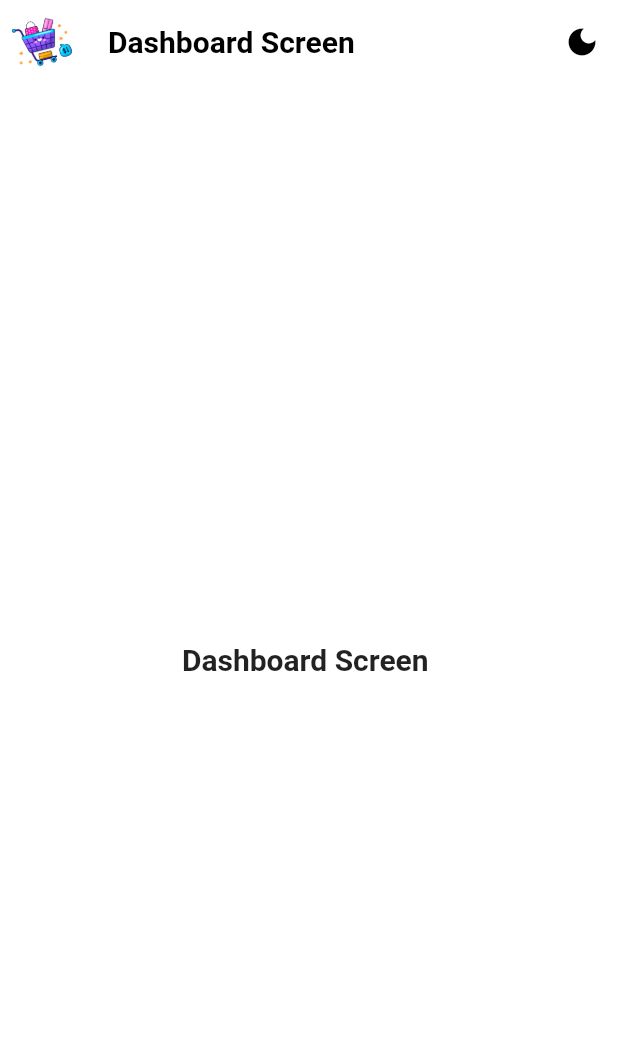
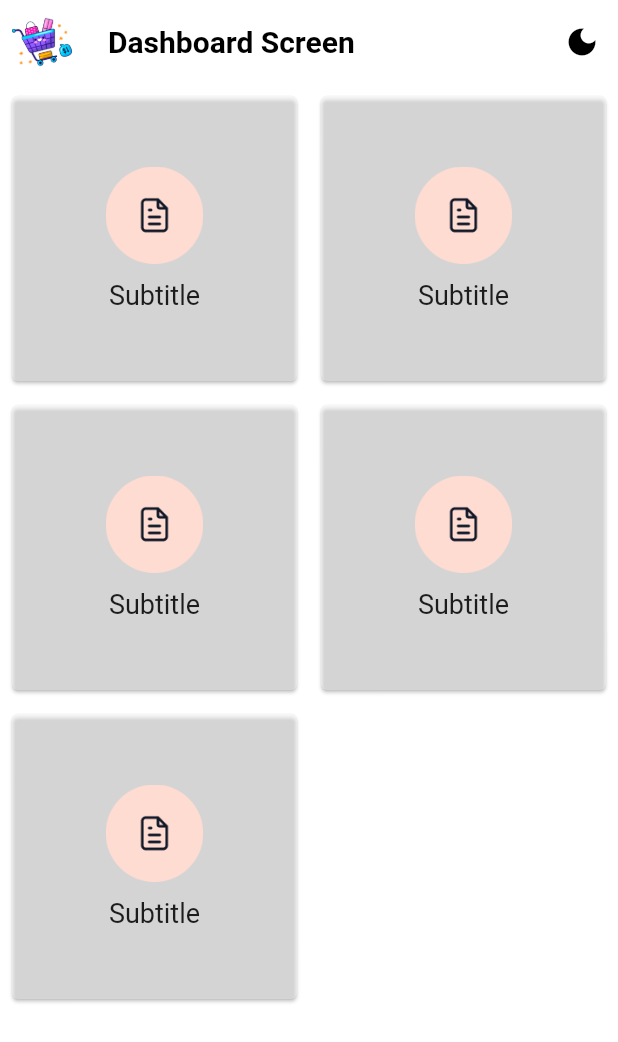
Before and after one commit to mdsrkhnafd/ShopSmart-ADMIN-EN, a Flutter app: the screen it shows after launch, on a phone screen of 412 x 824 dp. Shown: the top 1042 px of the screen. Run offline on Flutter 3.47's test engine with Material 2 defaults, Android fonts, the phone set to English and light mode, and no system bars; our stand-ins replace fancy_shimmer_image, shared_preferences, shimmer; missing offline and left inert: dynamic_height_grid_view.

Commit message:
initial commit

```diff
--- a/lib/screens/dashboard_screen.dart
+++ b/lib/screens/dashboard_screen.dart
@@ -1,5 +1,6 @@
 import 'package:flutter/material.dart';
 import 'package:provider/provider.dart';
+import 'package:shop_smart_admin_en/widgets/dashboard_btns.dart';
 import '../providers/theme_provider.dart';
 import '../services/assets_manager.dart';
 import '../widgets/title_text.dart';
@@ -35,9 +36,8 @@ class DashboardScreenState extends State<DashboardScreen> {
           ),
         ],
       ),
-      body: const Center(
-        child: TitlesTextWidget(label: "Dashboard Screen "),
-      ),
+      body: GridView.count(crossAxisCount: 2,
+      children: List.generate(5, (index) => const DashboardButtonsWidget()),)
     );
   }
 }
--- /dev/null
+++ b/lib/widgets/dashboard_btns.dart
@@ -0,0 +1,33 @@
+import 'package:flutter/material.dart';
+import 'package:shop_smart_admin_en/services/assets_manager.dart';
+import 'package:shop_smart_admin_en/widgets/subtitle_text.dart';
+
+class DashboardButtonsWidget extends StatelessWidget {
+  const DashboardButtonsWidget({super.key});
+
+  @override
+  Widget build(BuildContext context) {
+    return GestureDetector(
+      onTap: () {
+
+      },
+      child: Padding(
+        padding: const EdgeInsets.all(4.0),
+        child: Card(
+          child: Center(
+            child: Column(
+              mainAxisAlignment: MainAxisAlignment.center,
+              children: [
+                Image.asset(AssetsManager.book ,height: 65, width: 65,),
+                const SizedBox(
+                  height: 10,
+                ),
+                const SubtitleTextWidget(label: "Subtitle")
+              ],
+            ),
+          ),
+        ),
+      ),
+    );
+  }
+}
```
